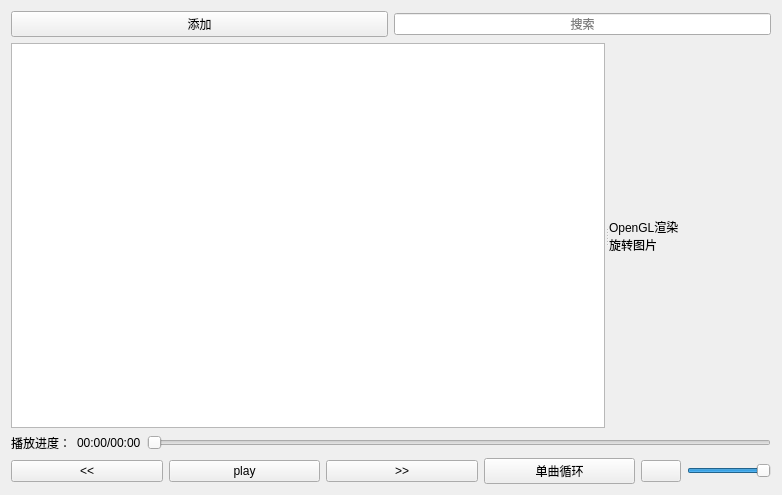
pydmy7/WinkStudio, file frontend/audioplayerwidget/audioplayerwidget.ui: the form before one commit.
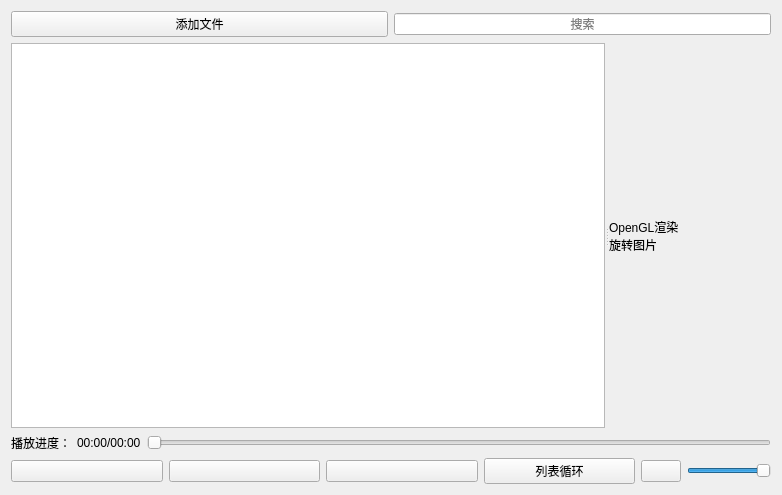
The form after the commit. Icons and pictures are not drawn.

Diff of the .ui file:
```diff
--- a/frontend/audioplayerwidget/audioplayerwidget.ui
+++ b/frontend/audioplayerwidget/audioplayerwidget.ui
@@ -32,7 +32,11 @@
         </sizepolicy>
        </property>
        <property name="text">
-        <string>添加</string>
+        <string>添加文件</string>
+       </property>
+       <property name="icon">
+        <iconset resource="../../resource/images/images.qrc">
+         <normaloff>:/images/file.svg</normaloff>:/images/file.svg</iconset>
        </property>
       </widget>
      </item>
@@ -132,28 +136,40 @@
      <item>
       <widget class="QPushButton" name="btn_up">
        <property name="text">
-        <string>&lt;&lt;</string>
+        <string/>
+       </property>
+       <property name="icon">
+        <iconset resource="../../resource/images/images.qrc">
+         <normaloff>:/images/previous.svg</normaloff>:/images/previous.svg</iconset>
        </property>
       </widget>
      </item>
      <item>
       <widget class="QPushButton" name="btn_playpause">
        <property name="text">
-        <string>play</string>
+        <string/>
+       </property>
+       <property name="icon">
+        <iconset resource="../../resource/images/images.qrc">
+         <normaloff>:/images/pause.svg</normaloff>:/images/pause.svg</iconset>
        </property>
       </widget>
      </item>
      <item>
       <widget class="QPushButton" name="btn_down">
        <property name="text">
-        <string>&gt;&gt;</string>
+        <string/>
+       </property>
+       <property name="icon">
+        <iconset resource="../../resource/images/images.qrc">
+         <normaloff>:/images/next.svg</normaloff>:/images/next.svg</iconset>
        </property>
       </widget>
      </item>
      <item>
       <widget class="QPushButton" name="btn_playmode">
        <property name="text">
-        <string>单曲循环</string>
+        <string>列表循环</string>
        </property>
       </widget>
      </item>
```
Left out of the diff: 4 changed lines with no effect on the pictures.
